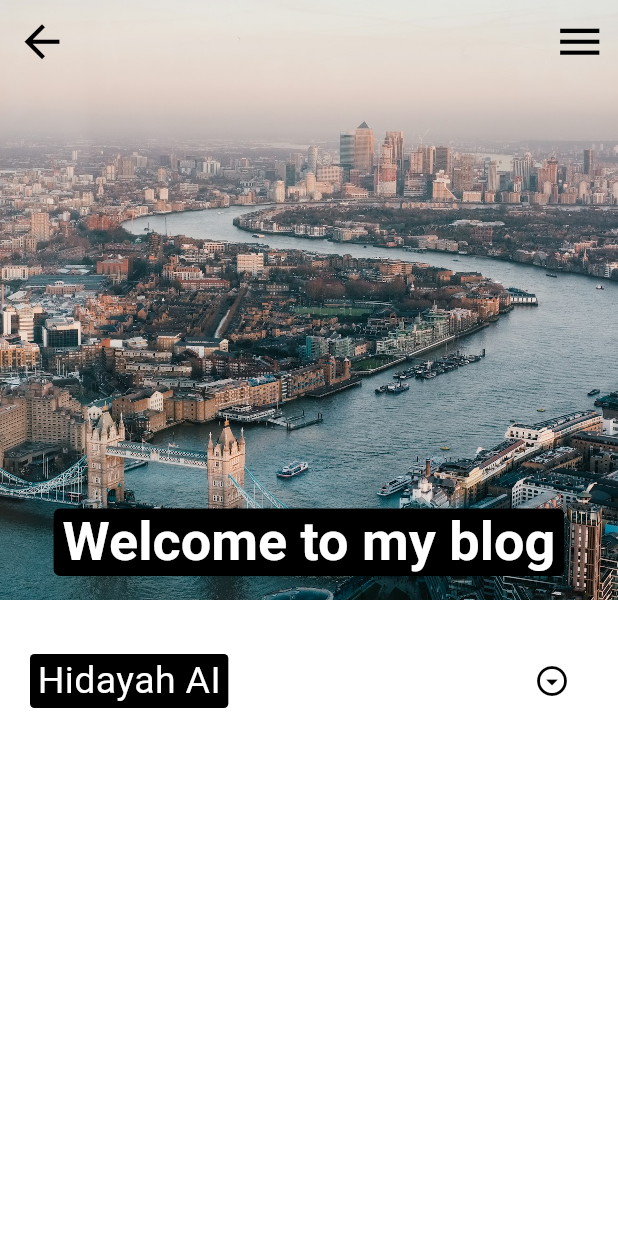
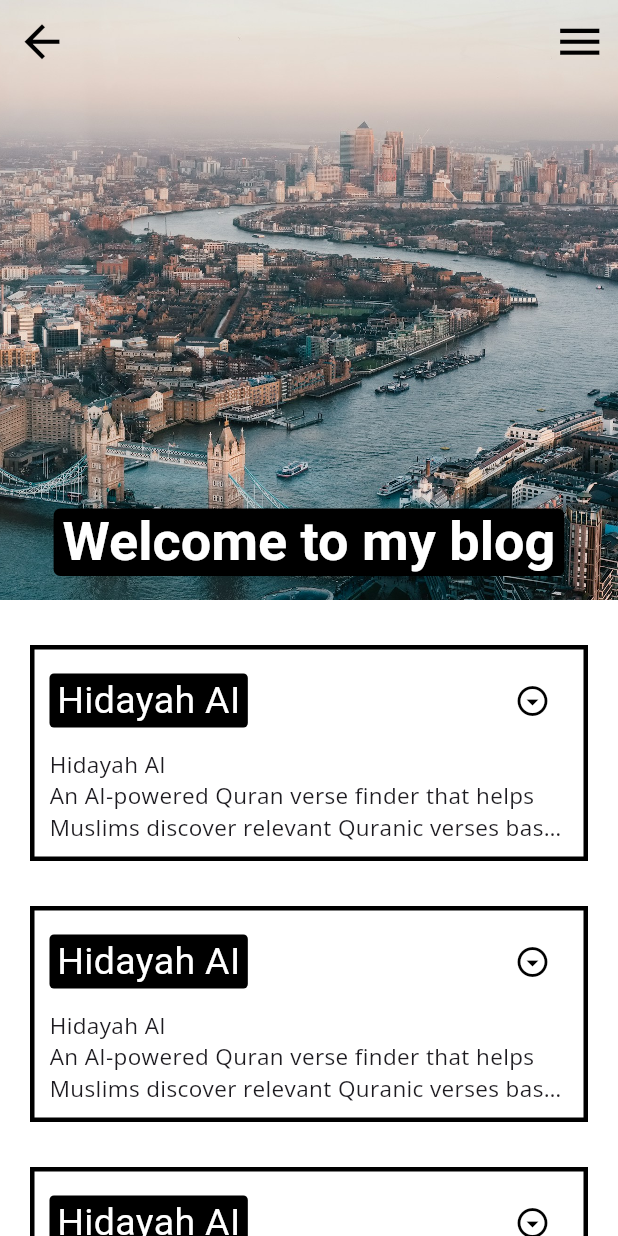
Before and after one commit to emmanueluwa/fulodev, a Flutter app: the BlogMobile screen opened directly, on a phone screen of 412 x 824 dp. Run offline on Flutter 3.47's test engine with Material 3 defaults, Android fonts, the phone set to English and light mode, and no system bars; our stand-ins replace flutter_svg, google_fonts, url_strategy; Roboto replaces fonts that are missing (Abel).

Commit message:
adding blog mobile screen

```diff
--- a/lib/mobile/blog_mobile.dart
+++ b/lib/mobile/blog_mobile.dart
@@ -1,6 +1,7 @@
 import 'package:flutter/material.dart';
 import 'package:flutter_svg/svg.dart';
 import 'package:fulodev/components.dart';
+import 'package:google_fonts/google_fonts.dart';
 import 'package:url_launcher/url_launcher.dart';
 
 class BlogMobile extends StatefulWidget {
@@ -109,7 +110,15 @@ class _BlogMobileState extends State<BlogMobile> {
             ),
           ];
         },
-        body: ListView(children: [BlogPost()]),
+        body: ListView(
+          children: [
+            BlogPost(),
+            BlogPost(),
+            BlogPost(),
+            BlogPost(),
+            BlogPost(),
+          ],
+        ),
       ),
     );
   }
@@ -130,6 +139,14 @@ class _BlogPostState extends State<BlogPost> {
     return Padding(
       padding: const EdgeInsets.only(left: 20.0, right: 20.0, top: 30.0),
       child: Container(
+        padding: EdgeInsets.all(10.0),
+        decoration: BoxDecoration(
+          border: Border.all(
+            style: BorderStyle.solid,
+            width: 3.0,
+            color: Colors.black,
+          ),
+        ),
         child: Column(
           crossAxisAlignment: CrossAxisAlignment.start,
           children: [
@@ -161,6 +178,34 @@ class _BlogPostState extends State<BlogPost> {
                 ),
               ],
             ),
+            SizedBox(height: 7.0),
+            Text(
+              """Hidayah AI
+An AI-powered Quran verse finder that helps Muslims discover relevant Quranic verses based on natural language queries like "verses about patience" or "guidance during hardship." Returns matching verses with Tafsir Ibn Kathir explanations, bookmarking, and search history.
+Tech Stack:
+
+Frontend: Flutter (Dart) - cross-platform mobile app
+Backend: FastAPI (Python) with LangChain framework
+AI/ML: OpenAI API for embeddings and completions
+Vector Database: Pinecone for semantic search
+Database: PostgreSQL for user queries, bookmarks, and history
+Additional: Pydantic for validation, SQLAlchemy ORM
+
+System Design:
+
+User submits query via Flutter app
+FastAPI backend generates embedding using OpenAI
+Pinecone performs vector similarity search across 15,563 Tafsir Ibn Kathir chunks
+LangChain orchestrates retrieval and response generation
+Relevant verses + Tafsir returned to user
+Query logged and bookmarks stored in PostgreSQL
+Session cookies track user activity across requests""",
+              style: GoogleFonts.openSans(fontSize: 15.0),
+              maxLines: expand == true ? null : 3,
+              overflow: expand == true
+                  ? TextOverflow.visible
+                  : TextOverflow.ellipsis,
+            ),
           ],
         ),
       ),
```
